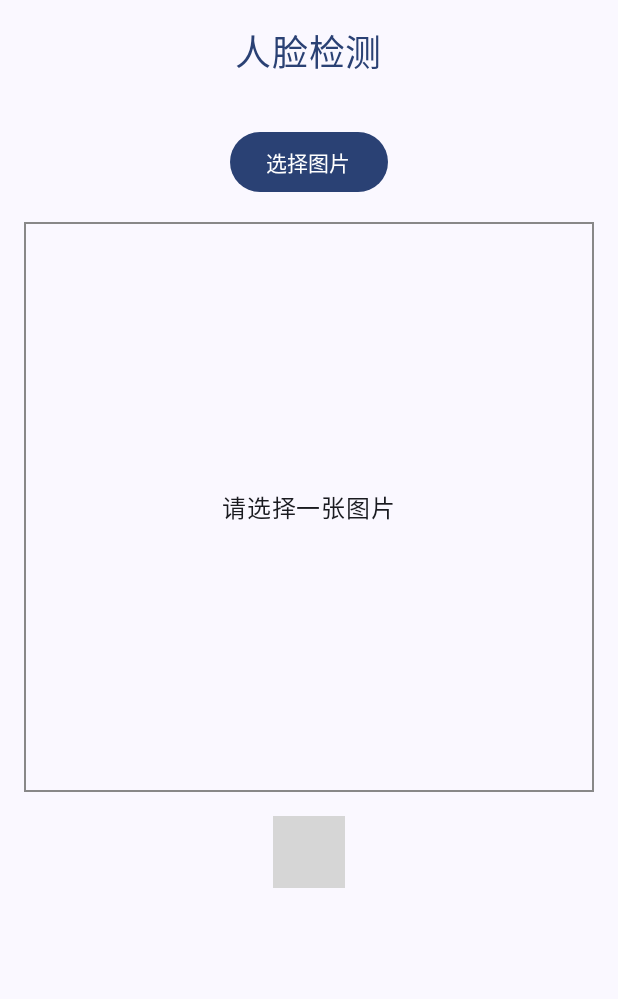
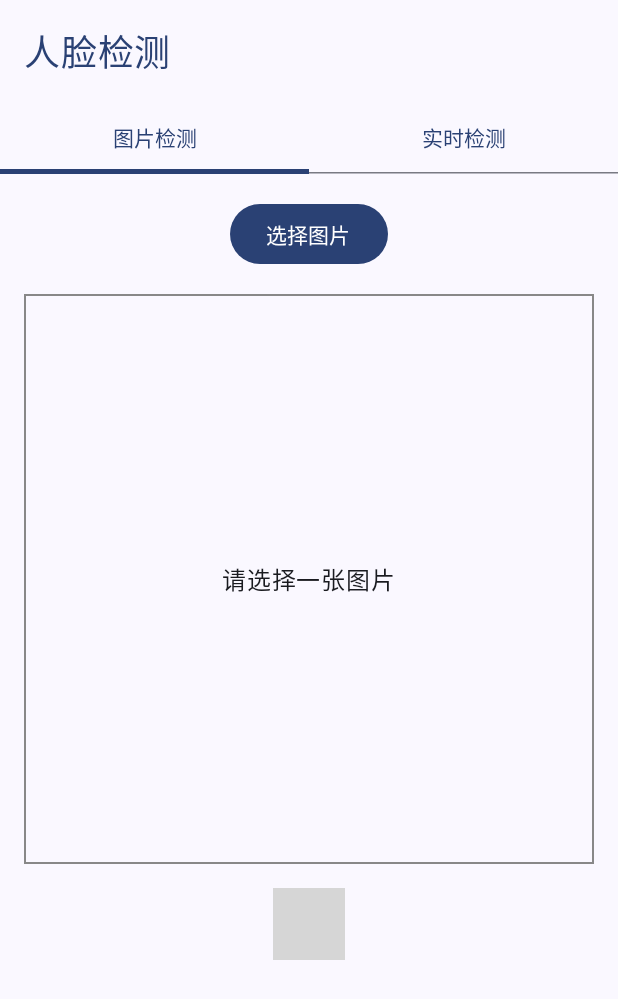
Before and after one commit to qaz6750/emotion-detect-androd, an Android app built with Jetpack Compose: the screen it shows after launch (MainActivity), on a phone screen of 412 x 824 dp. Shown: the top 999 px of the screen. Run offline under Robolectric (Android 15) with nearby library versions, the phone set to English and light mode, and no system bars; libraries missing offline, so code that uses them is left out: com.google.mlkit.vision; 2 statements that could not run were skipped; grey boxes are pictures that could not be loaded.

Commit message:
支持正对相机实时检测

```diff
--- a/app/src/main/AndroidManifest.xml
+++ b/app/src/main/AndroidManifest.xml
@@ -1,6 +1,10 @@
 <?xml version="1.0" encoding="utf-8"?>
 <manifest xmlns:android="http://schemas.android.com/apk/res/android"
     xmlns:tools="http://schemas.android.com/tools">
+
+    <!-- Camera permission -->
+    <uses-feature android:name="android.hardware.camera" />
+    <uses-permission android:name="android.permission.CAMERA" />
 
     <!-- Permissions for storage access -->
     <uses-permission android:name="android.permission.READ_MEDIA_IMAGES" />
--- /dev/null
+++ b/app/src/main/java/com/example/face_detect_mk/FaceDetectionUtils.kt
@@ -0,0 +1,81 @@
+package com.example.face_detect_mk
+
+import android.content.Context
+import android.graphics.Bitmap
+import android.graphics.BitmapFactory
+import android.net.Uri
+import android.util.Log
+import android.widget.Toast
+import com.google.mlkit.vision.common.InputImage
+import com.google.mlkit.vision.face.Face
+import com.google.mlkit.vision.face.FaceDetection
+import com.google.mlkit.vision.face.FaceDetectorOptions
+
+/**
+ * 从Uri加载位图
+ */
+fun getBitmapFromUri(context: Context, uri: Uri): Bitmap? {
+    return try {
+        val inputStream = context.contentResolver.openInputStream(uri)
+        BitmapFactory.decodeStream(inputStream)
+    } catch (e: Exception) {
+        Log.e("FaceDetection", "Error loading bitmap: ${e.message}")
+        null
+    }
+}
+
+/**
+ * 在图片中检测人脸
+ */
+fun detectFaces(context: Context, bitmap: Bitmap, onComplete: (List<Face>) -> Unit) {
+    // 高精度人脸检测配置
+    val options = FaceDetectorOptions.Builder()
+        .setPerformanceMode(FaceDetectorOptions.PERFORMANCE_MODE_ACCURATE)
+        .setLandmarkMode(FaceDetectorOptions.LANDMARK_MODE_ALL)
+        .setClassificationMode(FaceDetectorOptions.CLASSIFICATION_MODE_ALL)
+        .setMinFaceSize(0.15f)
+        .enableTracking()
+        .build()
+
+    val faceDetector = FaceDetection.getClient(options)
+    val image = InputImage.fromBitmap(bitmap, 0)
+
+    faceDetector.process(image)
+        .addOnSuccessListener { faces ->
+            onComplete(faces)
+            if (faces.isEmpty()) {
+                Toast.makeText(context, "没有检测到人脸", Toast.LENGTH_SHORT).show()
+            }
+        }
+        .addOnFailureListener { e ->
+            Log.e("FaceDetection", "Face detection failed: ${e.message}")
+            Toast.makeText(context, "人脸检测失败: ${e.message}", Toast.LENGTH_SHORT).show()
+            onComplete(emptyList())
+        }
+}
+
+/**
+ * X坐标转换函数，处理镜像问题
+ */
+fun translateX(
+    x: Float,
+    previewWidth: Float,
+    imageWidth: Float,
+    isMirrored: Boolean
+): Float {
+    if (isMirrored) {
+        return previewWidth - (x / imageWidth * previewWidth)
+    }
+    return x / imageWidth * previewWidth
+}
+
+/**
+ * Y坐标转换函数
+ */
+fun translateY(
+    y: Float,
+    previewHeight: Float,
+    imageHeight: Float
+): Float {
+    return y / imageHeight * previewHeight
+}
--- /dev/null
+++ b/app/src/main/java/com/example/face_detect_mk/ImageDetection.kt
@@ -0,0 +1,149 @@
+package com.example.face_detect_mk
+
+import android.graphics.Bitmap
+import android.net.Uri
+import androidx.activity.compose.rememberLauncherForActivityResult
+import androidx.activity.result.contract.ActivityResultContracts
+import androidx.compose.foundation.Canvas
+import androidx.compose.foundation.border
+import androidx.compose.foundation.layout.Arrangement
+import androidx.compose.foundation.layout.Box
+import androidx.compose.foundation.layout.Column
+import androidx.compose.foundation.layout.Spacer
+import androidx.compose.foundation.layout.aspectRatio
+import androidx.compose.foundation.layout.fillMaxSize
+import androidx.compose.foundation.layout.fillMaxWidth
+import androidx.compose.foundation.layout.height
+import androidx.compose.foundation.layout.padding
+import androidx.compose.material3.Button
+import androidx.compose.material3.MaterialTheme
+import androidx.compose.material3.Text
+import androidx.compose.runtime.Composable
+import androidx.compose.runtime.getValue
+import androidx.compose.runtime.mutableFloatStateOf
+import androidx.compose.runtime.mutableStateOf
+import androidx.compose.runtime.remember
+import androidx.compose.runtime.setValue
+import androidx.compose.ui.Alignment
+import androidx.compose.ui.Modifier
+import androidx.compose.ui.geometry.Offset
+import androidx.compose.ui.graphics.Color
+import androidx.compose.ui.graphics.drawscope.Stroke
+import androidx.compose.ui.layout.ContentScale
+import androidx.compose.ui.platform.LocalContext
+import androidx.compose.ui.unit.dp
+import androidx.compose.ui.unit.sp
+import coil.compose.AsyncImage
+import com.google.accompanist.permissions.ExperimentalPermissionsApi
+import com.google.accompanist.permissions.isGranted
+import com.google.accompanist.permissions.rememberPermissionState
+import com.google.mlkit.vision.face.Face
+
+/**
+ * 图片人脸检测界面
+ */
+@OptIn(ExperimentalPermissionsApi::class)
+@Composable
+fun ImageFaceDetection() {
+    val context = LocalContext.current
+    var imageUri by remember { mutableStateOf<Uri?>(null) }
+    var detectedFaces by remember { mutableStateOf<List<Face>>(emptyList()) }
+    var bitmap by remember { mutableStateOf<Bitmap?>(null) }
+    var imageWidth by remember { mutableFloatStateOf(0f) }
+    var imageHeight by remember { mutableFloatStateOf(0f) }
+
+    val readPermissionState = when {
+        android.os.Build.VERSION.SDK_INT >= android.os.Build.VERSION_CODES.TIRAMISU -> {
+            rememberPermissionState(permission = android.Manifest.permission.READ_MEDIA_IMAGES)
+        }
+        else -> {
+            rememberPermissionState(permission = android.Manifest.permission.READ_EXTERNAL_STORAGE)
+        }
+    }
+
+    val galleryLauncher = rememberLauncherForActivityResult(
+        contract = ActivityResultContracts.GetContent()
+    ) { uri ->
+        uri?.let {
+            imageUri = it
+            bitmap = getBitmapFromUri(context, it)
+            bitmap?.let { bmp ->
+                imageWidth = bmp.width.toFloat()
+                imageHeight = bmp.height.toFloat()
+                detectFaces(context, bmp) { faces ->
+                    detectedFaces = faces
+                }
+            }
+        }
+    }
+
+    Column(
+        modifier = Modifier
+            .fillMaxSize()
+            .padding(16.dp),
+        horizontalAlignment = Alignment.CenterHorizontally,
+        verticalArrangement = Arrangement.Top
+    ) {
+        Button(
+            onClick = {
+                if (readPermissionState.status.isGranted) {
+                    galleryLauncher.launch("image/*")
+                } else {
+                    readPermissionState.launchPermissionRequest()
+                }
+            }
+        ) {
+            Text(text = "选择图片")
+        }
+
+        Spacer(modifier = Modifier.height(16.dp))
+
+        Box(
+            modifier = Modifier
+                .fillMaxWidth()
+                .aspectRatio(1f)
+                .border(1.dp, Color.Gray),
+            contentAlignment = Alignment.Center
+        ) {
+            imageUri?.let { uri ->
+                AsyncImage(
+                    model = uri,
+                    contentDescription = "Selected image",
+                    contentScale = ContentScale.Fit,
+                    modifier = Modifier.fillMaxSize()
+                )
+
+                // 在图片上绘制人脸识别矩形
+                Canvas(modifier = Modifier.fillMaxSize()) {
+                    val scaleX = size.width / imageWidth
+                    val scaleY = size.height / imageHeight
+
+                    detectedFaces.forEach { face ->
+                        val rect = face.boundingBox
+                        val scaledLeft = rect.left * scaleX
+                        val scaledTop = rect.top * scaleY
+                        val scaledRight = rect.right * scaleX
+                        val scaledBottom = rect.bottom * scaleY
+
+                        drawRect(
+                            color = Color.Green,
+                            topLeft = Offset(scaledLeft, scaledTop),
+                            size = androidx.compose.ui.geometry.Size(scaledRight - scaledLeft, scaledBottom - scaledTop),
+                            style = Stroke(width = 3f)
+                        )
+                    }
+                }
+            } ?: run {
+                Text(text = "请选择一张图片")
+            }
+        }
+
+        Spacer(modifier = Modifier.height(16.dp))
+
+        Text(
+            text = "检测到 ${detectedFaces.size} 张人脸",
+            fontSize = 18.sp,
+            color = MaterialTheme.colorScheme.secondary
+        )
+    }
+}
--- a/app/src/main/java/com/example/face_detect_mk/MainActivity.kt
+++ b/app/src/main/java/com/example/face_detect_mk/MainActivity.kt
@@ -1,58 +1,30 @@
 package com.example.face_detect_mk
 
-import android.content.Context
-import android.graphics.Bitmap
-import android.graphics.BitmapFactory
-import android.net.Uri
 import android.os.Bundle
-import android.util.Log
-import android.widget.Toast
 import androidx.activity.ComponentActivity
-import androidx.activity.compose.rememberLauncherForActivityResult
 import androidx.activity.compose.setContent
 import androidx.activity.enableEdgeToEdge
-import androidx.activity.result.contract.ActivityResultContracts
-import androidx.compose.foundation.Canvas
-import androidx.compose.foundation.border
-import androidx.compose.foundation.layout.Arrangement
-import androidx.compose.foundation.layout.Box
 import androidx.compose.foundation.layout.Column
-import androidx.compose.foundation.layout.Spacer
-import androidx.compose.foundation.layout.aspectRatio
 import androidx.compose.foundation.layout.fillMaxSize
-import androidx.compose.foundation.layout.fillMaxWidth
-import androidx.compose.foundation.layout.height
 import androidx.compose.foundation.layout.padding
-import androidx.compose.material3.Button
 import androidx.compose.material3.MaterialTheme
 import androidx.compose.material3.Scaffold
+import androidx.compose.material3.Tab
+import androidx.compose.material3.TabRow
 import androidx.compose.material3.Text
 import androidx.compose.runtime.Composable
 import androidx.compose.runtime.getValue
-import androidx.compose.runtime.mutableFloatStateOf
-import androidx.compose.runtime.mutableStateOf
+import androidx.compose.runtime.mutableIntStateOf
 import androidx.compose.runtime.remember
 import androidx.compose.runtime.setValue
-import androidx.compose.ui.Alignment
 import androidx.compose.ui.Modifier
-import androidx.compose.ui.geometry.Offset
-import androidx.compose.ui.geometry.Size
-import androidx.compose.ui.graphics.Color
-import androidx.compose.ui.graphics.drawscope.Stroke
-import androidx.compose.ui.layout.ContentScale
-import androidx.compose.ui.platform.LocalContext
 import androidx.compose.ui.unit.dp
 import androidx.compose.ui.unit.sp
-import coil.compose.AsyncImage
 import com.example.face_detect_mk.ui.theme.Face_detect_MKTheme
-import com.google.accompanist.permissions.ExperimentalPermissionsApi
-import com.google.accompanist.permissions.isGranted
-import com.google.accompanist.permissions.rememberPermissionState
-import com.google.mlkit.vision.common.InputImage
-import com.google.mlkit.vision.face.Face
-import com.google.mlkit.vision.face.FaceDetection
-import com.google.mlkit.vision.face.FaceDetectorOptions
 
+/**
+ * 主活动类
+ */
 class MainActivity : ComponentActivity() {
     override fun onCreate(savedInstanceState: Bundle?) {
         super.onCreate(savedInstanceState)
@@ -60,161 +32,46 @@ class MainActivity : ComponentActivity() {
         setContent {
             Face_detect_MKTheme {
                 Scaffold(modifier = Modifier.fillMaxSize()) { innerPadding ->
-                    FaceDetectionScreen(modifier = Modifier.padding(innerPadding))
+                    FaceDetectionApp(modifier = Modifier.padding(innerPadding))
                 }
             }
         }
     }
 }
 
-@OptIn(ExperimentalPermissionsApi::class)
+/**
+ * 主应用界面，包含标签页
+ */
 @Composable
-fun FaceDetectionScreen(modifier: Modifier = Modifier) {
-    val context = LocalContext.current
-    var imageUri by remember { mutableStateOf<Uri?>(null) }
-    var detectedFaces by remember { mutableStateOf<List<Face>>(emptyList()) }
-    var bitmap by remember { mutableStateOf<Bitmap?>(null) }
-    var imageWidth by remember { mutableFloatStateOf(0f) }
-    var imageHeight by remember { mutableFloatStateOf(0f) }
-
-    val readPermissionState = when {
-        android.os.Build.VERSION.SDK_INT >= android.os.Build.VERSION_CODES.TIRAMISU -> {
-            rememberPermissionState(permission = android.Manifest.permission.READ_MEDIA_IMAGES)
-        }
-        else -> {
-            rememberPermissionState(permission = android.Manifest.permission.READ_EXTERNAL_STORAGE)
-        }
-    }
-
-    val galleryLauncher = rememberLauncherForActivityResult(
-        contract = ActivityResultContracts.GetContent()
-    ) { uri ->
-        uri?.let {
-            imageUri = it
-            bitmap = getBitmapFromUri(context, it)
-            bitmap?.let { bmp ->
-                imageWidth = bmp.width.toFloat()
-                imageHeight = bmp.height.toFloat()
-                detectFaces(context, bmp) { faces ->
-                    detectedFaces = faces
-                }
-            }
-        }
-    }
+fun FaceDetectionApp(modifier: Modifier = Modifier) {
+    var selectedTabIndex by remember { mutableIntStateOf(0) }
 
     Column(
-        modifier = modifier
-            .fillMaxSize()
-            .padding(16.dp),
-        horizontalAlignment = Alignment.CenterHorizontally,
-        verticalArrangement = Arrangement.Top
+        modifier = modifier.fillMaxSize()
     ) {
         Text(
             text = "人脸检测",
             fontSize = 24.sp,
             color = MaterialTheme.colorScheme.primary,
-            modifier = Modifier.padding(bottom = 16.dp)
+            modifier = Modifier.padding(16.dp)
         )
 
-        Spacer(modifier = Modifier.height(16.dp))
-
-        Button(
-            onClick = {
-                if (readPermissionState.status.isGranted) {
-                    galleryLauncher.launch("image/*")
-                } else {
-                    readPermissionState.launchPermissionRequest()
-                }
-            }
-        ) {
-            Text(text = "选择图片")
+        TabRow(selectedTabIndex = selectedTabIndex) {
+            Tab(
+                selected = selectedTabIndex == 0,
+                onClick = { selectedTabIndex = 0 },
+                text = { Text("图片检测") }
+            )
+            Tab(
+                selected = selectedTabIndex == 1,
+                onClick = { selectedTabIndex = 1 },
+                text = { Text("实时检测") }
+            )
         }
 
-        Spacer(modifier = Modifier.height(16.dp))
-
-        Box(
-            modifier = Modifier
-                .fillMaxWidth()
-                .aspectRatio(1f)
-                .border(1.dp, Color.Gray),
-            contentAlignment = Alignment.Center
-        ) {
-            imageUri?.let { uri ->
-                AsyncImage(
-                    model = uri,
-                    contentDescription = "Selected image",
-                    contentScale = ContentScale.Fit,
-                    modifier = Modifier.fillMaxSize()
-                )
-
-                // Draw face rectangles over the image
-                Canvas(modifier = Modifier.fillMaxSize()) {
-                    val scaleX = size.width / imageWidth
-                    val scaleY = size.height / imageHeight
-
-                    detectedFaces.forEach { face ->
-                        val rect = face.boundingBox
-                        val scaledLeft = rect.left * scaleX
-                        val scaledTop = rect.top * scaleY
-                        val scaledRight = rect.right * scaleX
-                        val scaledBottom = rect.bottom * scaleY
-
-                        drawRect(
-                            color = Color.Green,
-                            topLeft = Offset(scaledLeft, scaledTop),
-                            size = Size(scaledRight - scaledLeft, scaledBottom - scaledTop),
-                            style = Stroke(width = 3f)
-                        )
-                    }
-                }
-            } ?: run {
-                Text(text = "请选择一张图片")
-            }
+        when (selectedTabIndex) {
+            0 -> ImageFaceDetection()
+            1 -> CameraFaceDetection()
         }
-
-        Spacer(modifier = Modifier.height(16.dp))
-
-        Text(
-            text = "检测到 ${detectedFaces.size} 张人脸",
-            fontSize = 18.sp,
-            color = MaterialTheme.colorScheme.secondary
-        )
     }
 }
-
-fun getBitmapFromUri(context: Context, uri: Uri): Bitmap? {
-    return try {
-        val inputStream = context.contentResolver.openInputStream(uri)
-        BitmapFactory.decodeStream(inputStream)
-    } catch (e: Exception) {
-        Log.e("FaceDetection", "Error loading bitmap: ${e.message}")
-        null
-    }
-}
-
-fun detectFaces(context: Context, bitmap: Bitmap, onComplete: (List<Face>) -> Unit) {
-    // High-accuracy landmark detection and face classification
-    val options = FaceDetectorOptions.Builder()
-        .setPerformanceMode(FaceDetectorOptions.PERFORMANCE_MODE_ACCURATE)
-        .setLandmarkMode(FaceDetectorOptions.LANDMARK_MODE_ALL)
-        .setClassificationMode(FaceDetectorOptions.CLASSIFICATION_MODE_ALL)
-        .setMinFaceSize(0.15f)
-        .enableTracking()
-        .build()
-
-    val faceDetector = FaceDetection.getClient(options)
-    val image = InputImage.fromBitmap(bitmap, 0)
-
-    faceDetector.process(image)
-        .addOnSuccessListener { faces ->
-            onComplete(faces)
-            if (faces.isEmpty()) {
-                Toast.makeText(context, "没有检测到人脸", Toast.LENGTH_SHORT).show()
-            }
-        }
-        .addOnFailureListener { e ->
-            Log.e("FaceDetection", "Face detection failed: ${e.message}")
-            Toast.makeText(context, "人脸检测失败: ${e.message}", Toast.LENGTH_SHORT).show()
-            onComplete(emptyList())
-        }
-}
```
Also changed, not shown: app/build.gradle.kts (+8 -0 lines), app/src/main/java/com/example/face_detect_mk/CameraDetection.kt (added, +285 -0 lines).
